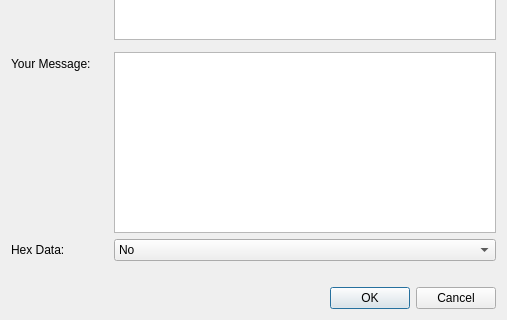
Qt form src/qt/forms/newmessagedialog.ui (greggdourgarian/syscoin2) before a commit; both pictures show x 0 to 507 and y 262 to 582 of the 507 by 582 pixel window.
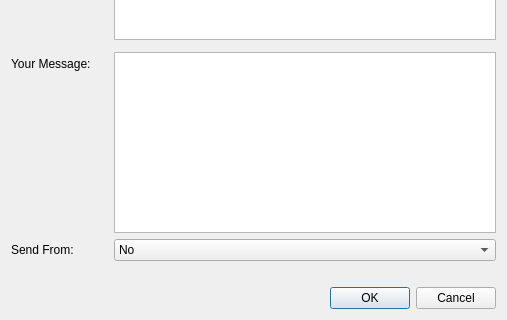
The same form after that commit.

What changed in the file:
```diff
--- a/src/qt/forms/newmessagedialog.ui
+++ b/src/qt/forms/newmessagedialog.ui
@@ -102,7 +102,7 @@
      <item row="11" column="0">
       <widget class="QLabel" name="label_2">
        <property name="text">
-        <string>Hex Data:</string>
+        <string>Send From:</string>
        </property>
       </widget>
      </item>
```
Left out of the diff: 4 changed lines with no effect on the pictures.
